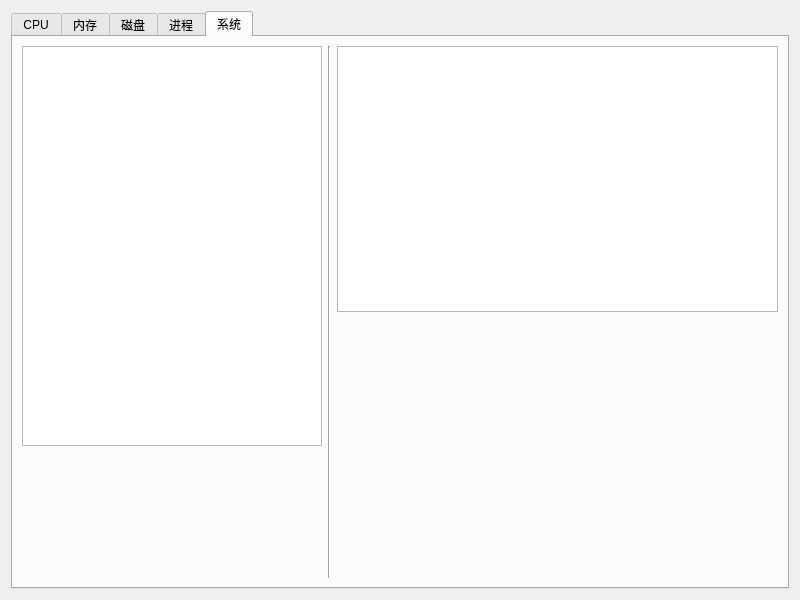
This is src/board.ui in deepin-community/monitorBoard as Qt 5 draws it before an edit. The edited form follows.
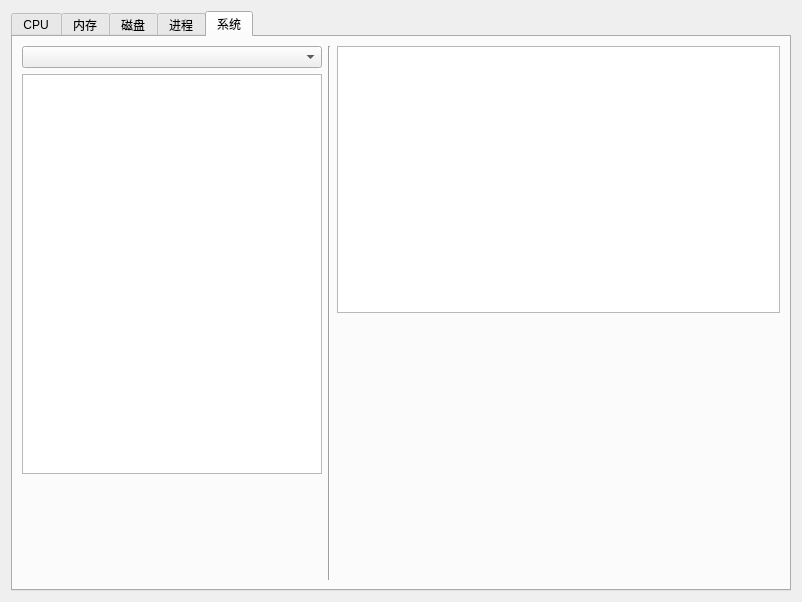
This is the edited form. The open tabs and pages were chosen to show the change.

```diff
--- a/src/board.ui
+++ b/src/board.ui
@@ -6,8 +6,8 @@
    <rect>
     <x>0</x>
     <y>0</y>
-    <width>800</width>
-    <height>600</height>
+    <width>802</width>
+    <height>602</height>
    </rect>
   </property>
   <property name="windowTitle">
@@ -347,6 +347,9 @@
         <layout class="QHBoxLayout" name="horizontalLayout_4">
          <item>
           <layout class="QVBoxLayout" name="verticalLayout_4">
+           <item>
+            <widget class="QComboBox" name="comboBox"/>
+           </item>
            <item>
             <widget class="QGraphicsView" name="sysLogo">
              <property name="sizePolicy">
```
Left out of the diff: 4 changed lines with no effect on the pictures.
